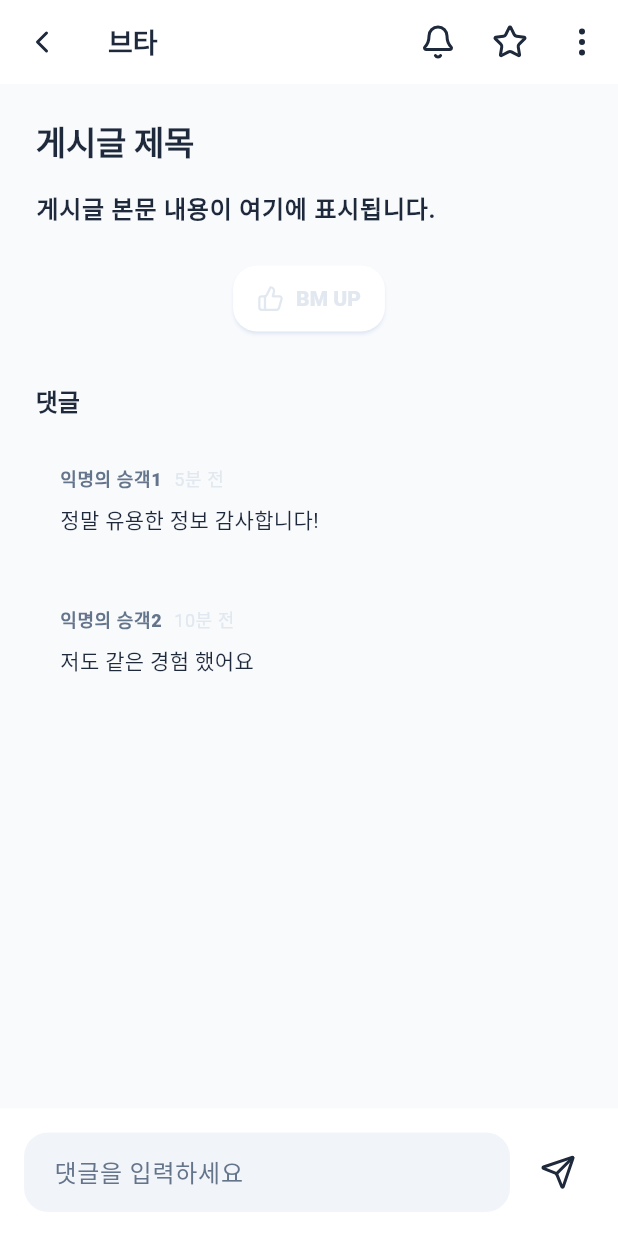
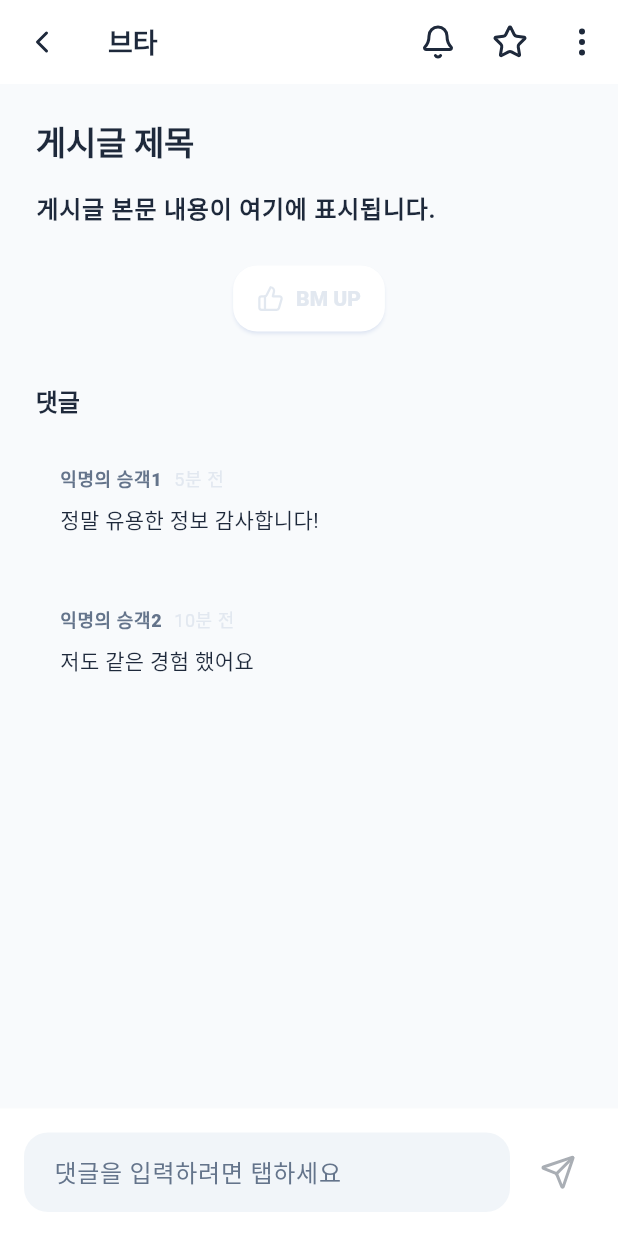
Before and after one commit to cakhanai6-web/bmta_app, a Flutter app: the PostDetailView screen opened directly with empty values, on a phone screen of 412 x 824 dp. Run offline on Flutter 3.47's test engine with Material 3 defaults, Android fonts, the phone set to English and light mode, and no system bars; our stand-ins replace firebase_auth, firebase_core, flutter_riverpod, lucide_icons; accounts and stored records are empty; Roboto replaces fonts that are missing (Pretendard).

Commit message:
fix: post_detail_view.dart 댓글 입력 필드 클릭 로직 개선
- GestureDetector로 감싸서 비활성화 상태에서도 클릭 가능하도록 수정
- 로그인 체크 후 필드 활성화 로직 개선

Co-authored-by: cakhanai6 <cakhanai6@gmail.com>

```diff
--- a/lib/views/feed/post_detail_view.dart
+++ b/lib/views/feed/post_detail_view.dart
@@ -30,6 +30,7 @@ class PostDetailView extends ConsumerStatefulWidget {
 class _PostDetailViewState extends ConsumerState<PostDetailView> {
   final _commentController = TextEditingController();
   bool _isBoomUpPressed = false;
+  bool _isCommentFieldEnabled = false;
 
   @override
   void dispose() {
@@ -183,24 +184,22 @@ class _PostDetailViewState extends ConsumerState<PostDetailView> {
               child: Row(
                 children: [
                   Expanded(
-                    child: TextField(
-                      controller: _commentController,
-                      maxLength: 200,
-                      decoration: InputDecoration(
-                        hintText: '댓글을 입력하세요',
-                        counterText: '',
-                        enabled: false, // 클릭 시 로그인 체크를 위해 비활성화
-                      ),
+                    child: GestureDetector(
                       onTap: () async {
                         // 댓글 입력 필드 클릭 시 로그인 체크
+                        if (!_isCommentFieldEnabled) {
                           final isLoggedIn =
                               await checkLoginAndShowDialog(context, ref);
                           if (isLoggedIn) {
                             // 로그인한 경우 → 댓글 입력 필드 활성화
                             setState(() {
-                            // TextField를 활성화하기 위해 별도 상태 관리 필요
-                            // 간단하게 SnackBar로 안내
+                              _isCommentFieldEnabled = true;
                             });
+                            // 포커스 주기
+                            FocusScope.of(context).requestFocus(
+                              FocusNode(),
+                            );
+                            // TODO: 실제 댓글 입력 기능 구현
                             if (mounted) {
                               ScaffoldMessenger.of(context).showSnackBar(
                                 const SnackBar(
@@ -210,13 +209,26 @@ class _PostDetailViewState extends ConsumerState<PostDetailView> {
                             }
                           }
                           // 비로그인 상태일 경우 auth_guard에서 Alert 팝업 표시 및 LoginView로 이동
+                        }
                       },
+                      child: TextField(
+                        controller: _commentController,
+                        maxLength: 200,
+                        enabled: _isCommentFieldEnabled,
+                        decoration: InputDecoration(
+                          hintText: _isCommentFieldEnabled
+                              ? '댓글을 입력하세요'
+                              : '댓글을 입력하려면 탭하세요',
+                          counterText: '',
+                        ),
+                      ),
                     ),
                   ),
                   SizedBox(width: spacing.x1),
                   IconButton(
                     icon: const Icon(LucideIcons.send),
-                    onPressed: () async {
+                    onPressed: _isCommentFieldEnabled
+                        ? () async {
                             // 댓글 등록 버튼 클릭 시 로그인 체크
                             final isLoggedIn =
                                 await checkLoginAndShowDialog(context, ref);
@@ -231,7 +243,8 @@ class _PostDetailViewState extends ConsumerState<PostDetailView> {
                                 );
                               }
                             }
-                    },
+                          }
+                        : null,
                     tooltip: '댓글 등록',
                   ),
                 ],
```
Lines whose indentation alone changed are shown as unchanged.
